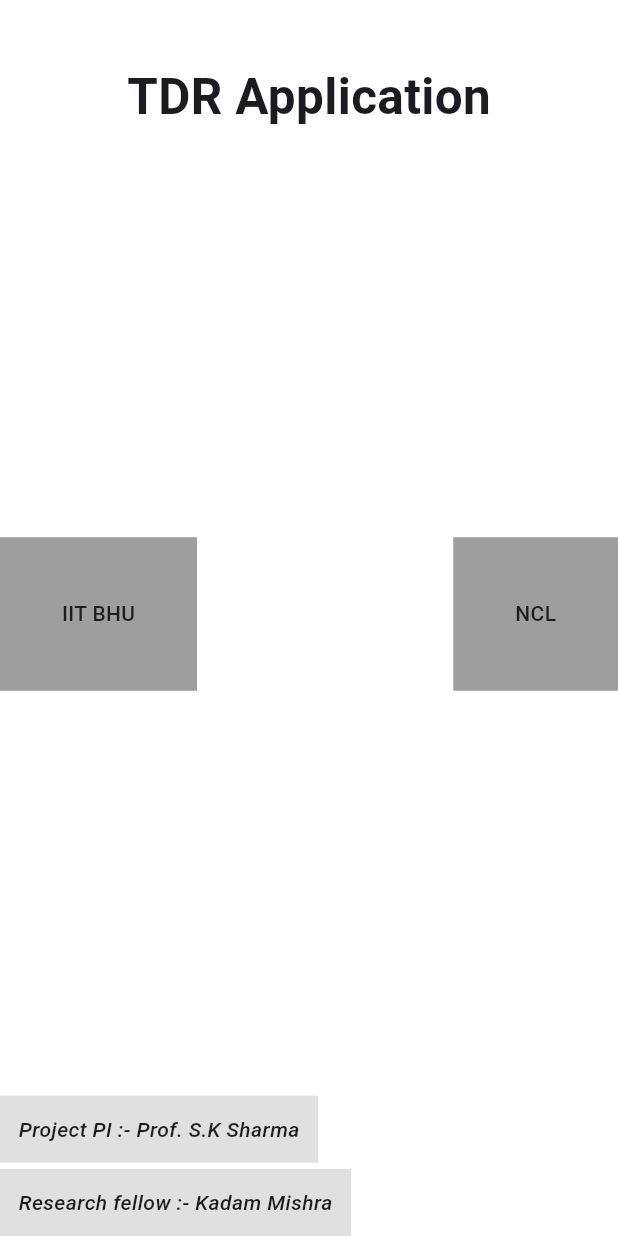
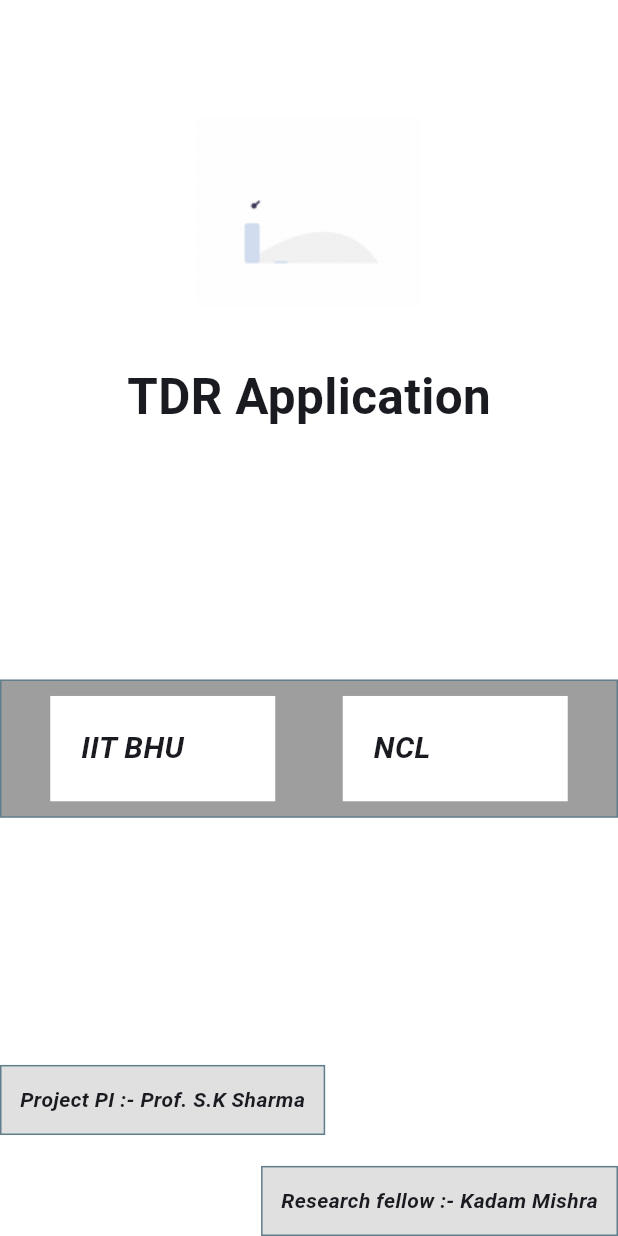
Before and after one commit to Githubsaveme/profile_app, a Flutter app: the HomeScreen screen opened directly, on a phone screen of 412 x 824 dp. Run offline on Flutter 3.47's test engine with Material 2 defaults, Android fonts, the phone set to English and light mode, and no system bars; drawn by our look-alikes of flutter_animate; our stand-ins replace dropdown_button2, fl_chart, syncfusion_flutter_charts.

Commit message:
new Added

```diff
--- a/lib/main.dart
+++ b/lib/main.dart
@@ -1,6 +1,5 @@
-import 'package:fl_chart/fl_chart.dart';
 import 'package:flutter/material.dart';
-import 'package:profile_app/ui/profileScreen.dart';
+import 'package:profile_app/ui/splashScreen.dart';
 
 void main() {
   runApp(const MyApp());
@@ -14,7 +13,7 @@ class MyApp extends StatelessWidget {
   Widget build(BuildContext context) {
     return MaterialApp(
       theme: ThemeData(
-        colorScheme: ColorScheme.fromSeed(seedColor: Colors.deepPurple),
+        colorScheme: ColorScheme.fromSeed(seedColor: Colors.blueAccent),
         useMaterial3: true,
       ),
       home: HomeScreen(),
--- a/lib/ui/profileScreen.dart
+++ /dev/null
@@ -1,105 +0,0 @@
-import 'dart:async';
-
-import 'package:flutter/material.dart';
-import 'package:flutter_animate/flutter_animate.dart';
-import 'package:profile_app/ui/flChartGraph.dart';
-
-class HomeScreen extends StatefulWidget {
-  const HomeScreen({Key? key}) : super(key: key);
-
-  @override
-  _HomeScreenState createState() => _HomeScreenState();
-}
-
-class _HomeScreenState extends State<HomeScreen> {
-  @override
-  void initState() {
-    super.initState();
-  }
-
-  @override
-  Widget build(BuildContext context) {
-    var size = MediaQuery.of(context).size;
-    Timer(
-        const Duration(seconds: 5),
-        () => Navigator.of(context).pushReplacement(MaterialPageRoute(
-            builder: (BuildContext context) => const LineChartSample2())));
-    return Container(
-      decoration: const BoxDecoration(
-        gradient: LinearGradient(
-          tileMode: TileMode.clamp,
-          begin: Alignment.topCenter,
-          colors: [Colors.white, Colors.white],
-        ),
-      ),
-      child: Scaffold(
-          backgroundColor: Colors.transparent,
-          body: Column(
-            crossAxisAlignment: CrossAxisAlignment.start,
-            mainAxisAlignment: MainAxisAlignment.start,
-            children: [
-              SizedBox(
-                height: size.width * 0.1,
-              ),
-              Align(
-                alignment: Alignment.center,
-                child: Text(
-                  'TDR Application',
-                  style: TextStyle(
-                      fontWeight: FontWeight.bold, fontSize: size.width * 0.08),
-                )
-                    .animate(
-                      delay: 1000.ms,
-                      onPlay: (controller) => controller.repeat(), // loop
-                    )
-                    .shimmer(delay: 500.ms),
-              ),
-              const Spacer(),
-              Row(
-                mainAxisAlignment: MainAxisAlignment.spaceBetween,
-                children: [
-                  Container(
-                    padding: EdgeInsets.all(size.width * 0.1),
-                    decoration: const BoxDecoration(color: Colors.grey),
-                    child: const Text(
-                      "IIT BHU",
-                      style: TextStyle(fontWeight: FontWeight.w500),
-                    ),
-                  )..animate().slide().scale(),
-                  Container(
-                    padding: EdgeInsets.all(size.width * 0.1),
-                    decoration: const BoxDecoration(color: Colors.grey),
-                    child: const Text(
-                      "NCL",
-                      style: TextStyle(fontWeight: FontWeight.w500),
-                    ),
-                  ).animate().slide().scale()
-                ],
-              ),
-              const Spacer(),
-              Column(
-                crossAxisAlignment: CrossAxisAlignment.start,
-                mainAxisAlignment: MainAxisAlignment.start,
-                children: [
-                  Container(
-                      padding: EdgeInsets.all(size.width * 0.03),
-                      decoration: BoxDecoration(color: Colors.grey.shade300),
-                      child: const Text('Project PI :- Prof. S.K Sharma',
-                          style: TextStyle(
-                              fontWeight: FontWeight.w500,
-                              fontStyle: FontStyle.italic))),
-                  SizedBox(height: size.width * 0.01),
-                  Container(
-                      padding: EdgeInsets.all(size.width * 0.03),
-                      decoration: BoxDecoration(color: Colors.grey.shade300),
-                      child: const Text('Research fellow :- Kadam Mishra',
-                          style: TextStyle(
-                              fontWeight: FontWeight.w500,
-                              fontStyle: FontStyle.italic))),
-                ],
-              )
-            ],
-          )),
-    );
-  }
-}
--- /dev/null
+++ b/lib/ui/splashScreen.dart
@@ -0,0 +1,129 @@
+import 'dart:async';
+
+import 'package:flutter/material.dart';
+import 'package:flutter_animate/flutter_animate.dart';
+import 'package:profile_app/ui/flChartGraph.dart';
+
+class HomeScreen extends StatefulWidget {
+  const HomeScreen({Key? key}) : super(key: key);
+
+  @override
+  _HomeScreenState createState() => _HomeScreenState();
+}
+
+class _HomeScreenState extends State<HomeScreen> {
+  @override
+  @override
+  Widget build(BuildContext context) {
+    var size = MediaQuery.of(context).size;
+    Timer(
+        const Duration(seconds: 5),
+        () => Navigator.of(context).pushReplacement(MaterialPageRoute(
+            builder: (BuildContext context) => const LineChartSample2())));
+    return Container(
+      decoration: const BoxDecoration(
+        gradient: LinearGradient(
+          tileMode: TileMode.clamp,
+          begin: Alignment.topCenter,
+          colors: [Colors.white, Colors.white],
+        ),
+      ),
+      child: Scaffold(
+          backgroundColor: Colors.transparent,
+          body: Column(
+            crossAxisAlignment: CrossAxisAlignment.start,
+            mainAxisAlignment: MainAxisAlignment.start,
+            children: [
+              SizedBox(
+                height: size.width * 0.1,
+              ),
+              Center(
+                  child: Image.asset(
+                'asset/image/splash.gif',
+                height: 200,
+              )),
+              Align(
+                alignment: Alignment.center,
+                child: Text(
+                  'TDR Application',
+                  style: TextStyle(
+                      fontWeight: FontWeight.bold, fontSize: size.width * 0.08),
+                )
+                    .animate(
+                      delay: 1000.ms,
+                      onPlay: (controller) => controller.repeat(), // loop
+                    )
+                    .shimmer(delay: 500.ms),
+              ),
+              const Spacer(),
+              Container(
+                padding: const EdgeInsets.all(10),
+                decoration: BoxDecoration(
+                    color: Colors.grey,
+                    border: Border.all(color: Colors.blueGrey)),
+                child: Row(
+                  mainAxisAlignment: MainAxisAlignment.spaceAround,
+                  children: [
+                    Container(
+                      width: 150,
+                      padding: EdgeInsets.all(size.width * 0.05),
+                      decoration: const BoxDecoration(color: Colors.white),
+                      child: const Text(
+                        "IIT BHU",
+                        style: TextStyle(
+                            fontWeight: FontWeight.w700,
+                            fontSize: 20,
+                            fontStyle: FontStyle.italic),
+                      ),
+                    )..animate().slide().scale(),
+                    Container(
+                      width: 150,
+                      padding: EdgeInsets.all(size.width * 0.05),
+                      decoration: const BoxDecoration(color: Colors.white),
+                      child: const Text(
+                        "NCL",
+                        style: TextStyle(
+                            fontSize: 20,
+                            fontWeight: FontWeight.w700,
+                            fontStyle: FontStyle.italic),
+                      ),
+                    ).animate().slide().scale()
+                  ],
+                ),
+              ),
+              const Spacer(),
+              Column(
+                crossAxisAlignment: CrossAxisAlignment.start,
+                mainAxisAlignment: MainAxisAlignment.spaceBetween,
+                children: [
+                  Container(
+                      padding: EdgeInsets.all(size.width * 0.03),
+                      decoration: BoxDecoration(
+                          color: Colors.grey.shade300,
+                          border: Border.all(color: Colors.blueGrey)),
+                      child: const Text('Project PI :- Prof. S.K Sharma',
+                          style: TextStyle(
+                              fontWeight: FontWeight.w700,
+                              fontStyle: FontStyle.italic))),
+                  SizedBox(height: size.width * 0.05),
+                  Row(
+                    mainAxisAlignment: MainAxisAlignment.end,
+                    children: [
+                      Container(
+                          padding: EdgeInsets.all(size.width * 0.03),
+                          decoration: BoxDecoration(
+                              color: Colors.grey.shade300,
+                              border: Border.all(color: Colors.blueGrey)),
+                          child: const Text('Research fellow :- Kadam Mishra',
+                              style: TextStyle(
+                                  fontWeight: FontWeight.w700,
+                                  fontStyle: FontStyle.italic))),
+                    ],
+                  ),
+                ],
+              )
+            ],
+          )),
+    );
+  }
+}
--- a/pubspec.yaml
+++ b/pubspec.yaml
@@ -26,6 +26,7 @@ dependencies:
   syncfusion_flutter_charts: ^23.1.38
   dropdown_button2: ^2.3.9
   fl_chart: ^0.63.0
+  intl: ^0.18.1
   flutter_animate: ^4.2.0+1
 
 dev_dependencies:
@@ -49,3 +50,6 @@ flutter:
   # included with your application, so that you can use the icons in
   # the material Icons class.
   uses-material-design: true
+
+  assets:
+    - asset/image/
```
Also changed, not shown: lib/ui/flChartGraph.dart (+46 -26 lines), asset/image/splash.gif (added), pubspec.lock.
